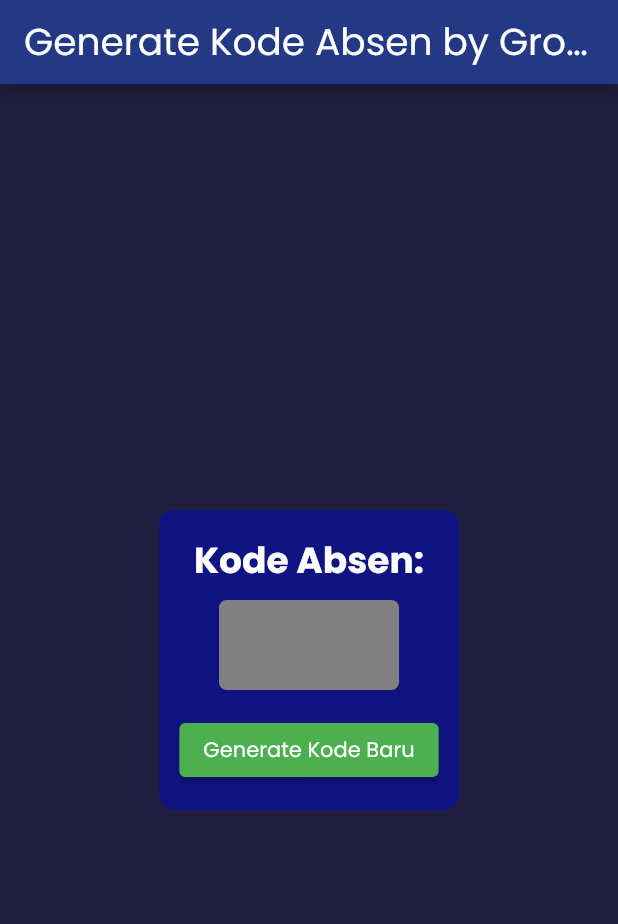
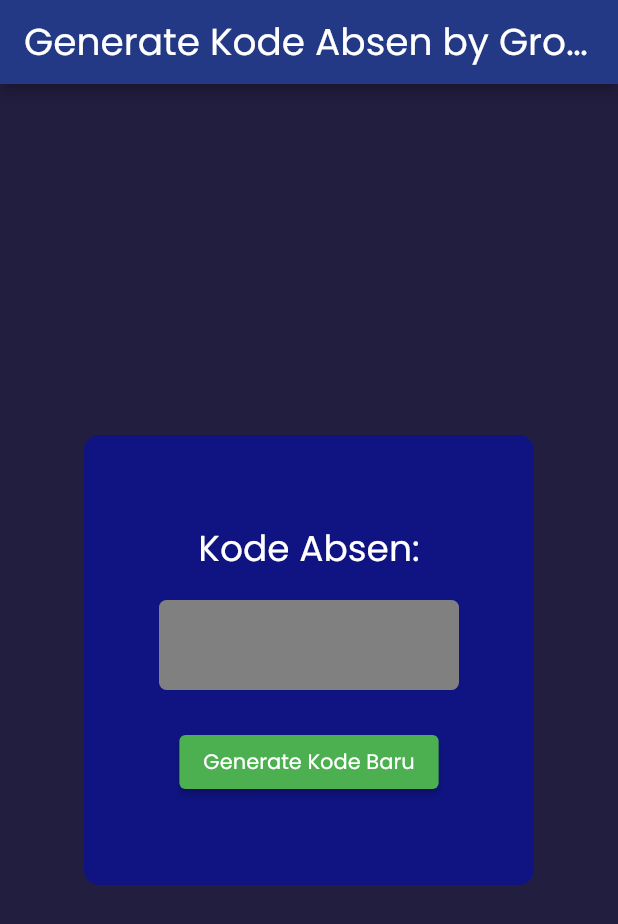
Before and after one commit to albertnanda19/generate_kode_absen-using-flutter, a Flutter app: the screen it shows after launch, on a phone screen of 412 x 824 dp. Shown: the top 924 px of the screen. Run offline on Flutter 3.47's test engine with Material 2 defaults, Android fonts, the phone set to English and light mode, and no system bars; our stand-ins replace cloud_firestore; accounts and stored records are empty.

```diff
--- a/lib/main.dart
+++ b/lib/main.dart
@@ -1,6 +1,6 @@
 import 'package:flutter/material.dart';
-
 import 'package:generate_kode_absen/view/generateKodePage/generate_kode_page.dart';
+import 'package:cloud_firestore/cloud_firestore.dart';
 
 void main() {
   runApp(const GenerateKodePage());
--- a/lib/view/generateKodePage/generate_kode_page.dart
+++ b/lib/view/generateKodePage/generate_kode_page.dart
@@ -38,8 +38,8 @@ class _AbsenPageState extends State<GenerateKodePage> {
         ),
         body: Center(
           child: Container(
-            width: 200,
-            height: 200,
+            width: 300,
+            height: 300,
             decoration: BoxDecoration(
               color: const Color(0xFF0f1482),
               borderRadius: BorderRadius.circular(10),
@@ -51,14 +51,14 @@ class _AbsenPageState extends State<GenerateKodePage> {
                   'Kode Absen:',
                   style: TextStyle(
                     fontSize: 24,
-                    fontWeight: FontWeight.bold,
+                    // fontWeight: FontWeight.bold,
                     fontFamily: 'Poppins',
                     color: Colors.white,
                   ),
                 ),
-                const SizedBox(height: 8),
+                const SizedBox(height: 16),
                 KodeAbsenWidget(kodeAbsen: _kodeAbsenstate),
-                const SizedBox(height: 16),
+                const SizedBox(height: 24),
                 ElevatedButton(
                   onPressed: generateKodeBaru,
                   style: ElevatedButton.styleFrom(
--- a/lib/view/generateKodePage/widget/kode_absen_widget.dart
+++ b/lib/view/generateKodePage/widget/kode_absen_widget.dart
@@ -1,27 +1,24 @@
 import 'package:flutter/material.dart';
 import 'package:generate_kode_absen/controller/kode_absen_controller.dart';
-
-import '../../../main.dart';
-import '../generate_kode_page.dart';
 
 class KodeAbsenWidget extends StatelessWidget {
   final KodeAbsenController kodeAbsen;
 
-  KodeAbsenWidget({required this.kodeAbsen});
+  const KodeAbsenWidget({super.key, required this.kodeAbsen});
 
   @override
   Widget build(BuildContext context) {
     return Container(
-      width: 120,
+      width: 200,
       height: 60,
       decoration: BoxDecoration(
-        color: Color(0xFF808080),
+        color: const Color(0xFF808080),
         borderRadius: BorderRadius.circular(5),
       ),
       child: Center(
         child: Text(
           kodeAbsen.kode,
-          style: TextStyle(
+          style: const TextStyle(
             fontSize: 24,
             fontWeight: FontWeight.bold,
             fontFamily: 'Poppins'
```
Also changed, not shown: pubspec.yaml (+13 -10 lines), assets/font/Poppins-Black.ttf (renamed from assets/font/Poppins-Black.otf), pubspec.lock, 5 other files.
